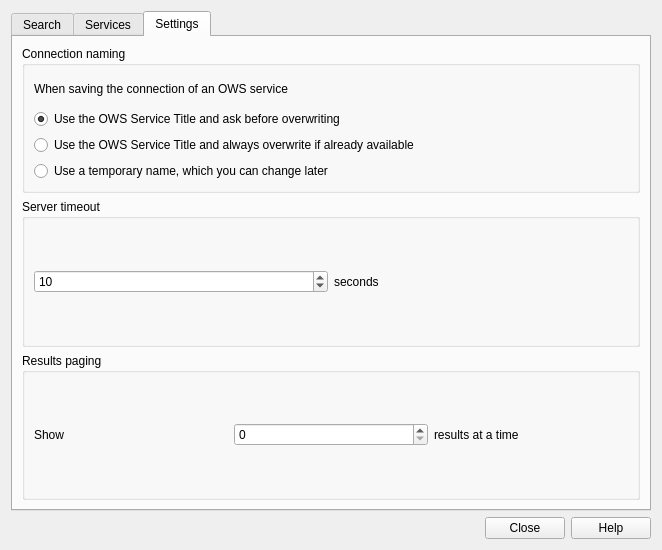
This is python/plugins/MetaSearch/ui/maindialog.ui in qgis/QGIS as Qt 5 draws it before an edit. The edited form follows.
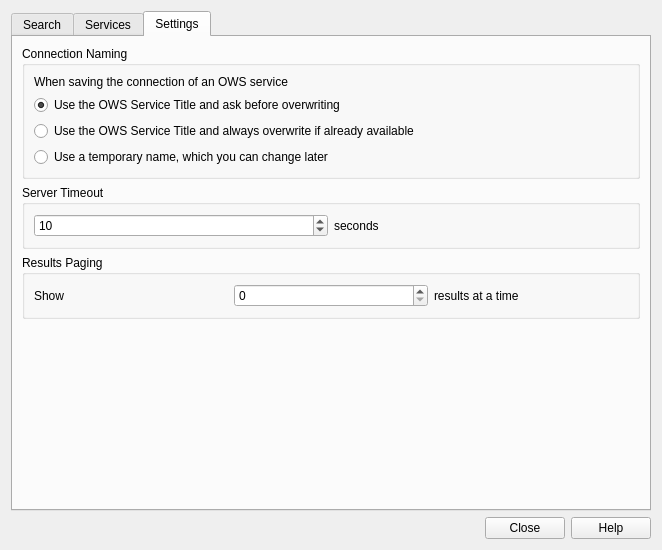
This is the edited form. The open tabs and pages were chosen to show the change. Icons and pictures are not drawn. Custom widgets are drawn as their Qt base class.

Commit message:
[metasearch] Minor UI updates to conform to HIG (#7810)
* [metasearch] Use QgsFilterLineEdit for keyword search box

* [metasearch] Remove version number from dialog title

This is no longer required now that the plugin is bundled with
QGIS - the version number now follows QGIS version numbering

* Capitalization, ellipsis

* [metasearch] Use a question messagebox

What changed in the file:
```diff
--- a/python/plugins/MetaSearch/ui/maindialog.ui
+++ b/python/plugins/MetaSearch/ui/maindialog.ui
@@ -488,7 +488,7 @@
        <item>
         <widget class="QGroupBox" name="saveStrategyGroup">
          <property name="title">
-          <string>Connection naming</string>
+          <string>Connection Naming</string>
          </property>
          <layout class="QVBoxLayout" name="verticalLayout_3">
           <item>
@@ -528,7 +528,7 @@
        <item>
         <widget class="QGroupBox" name="groupBox_4">
          <property name="title">
-          <string>Server timeout</string>
+          <string>Server Timeout</string>
          </property>
          <layout class="QHBoxLayout" name="horizontalLayout">
           <item>
@@ -551,7 +551,7 @@
        <item>
         <widget class="QGroupBox" name="groupBox_3">
          <property name="title">
-          <string>Results paging</string>
+          <string>Results Paging</string>
          </property>
          <layout class="QHBoxLayout" name="horizontalLayout_2">
           <item>
@@ -577,6 +577,19 @@
          </layout>
         </widget>
        </item>
+       <item>
+        <spacer name="verticalSpacer">
+         <property name="orientation">
+          <enum>Qt::Vertical</enum>
+         </property>
+         <property name="sizeHint" stdset="0">
+          <size>
+           <width>20</width>
+           <height>40</height>
+          </size>
+         </property>
+        </spacer>
+       </item>
       </layout>
      </widget>
     </widget>
@@ -628,4 +641,11 @@
    </hints>
   </connection>
  </connections>
+ <customwidgets>
+  <customwidget>
+   <class>QgsFilterLineEdit</class>
+   <extends>QLineEdit</extends>
+   <header>qgis.gui</header>
+  </customwidget>
+ </customwidgets>
 </ui>
```
Left out of the diff: 20 changed lines with no effect on the pictures. The commit also changes 6 other files.
